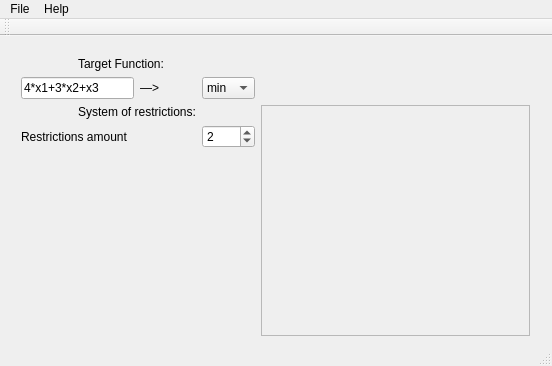
Qt form mainwindow.ui (aleax/simplex) before a commit.
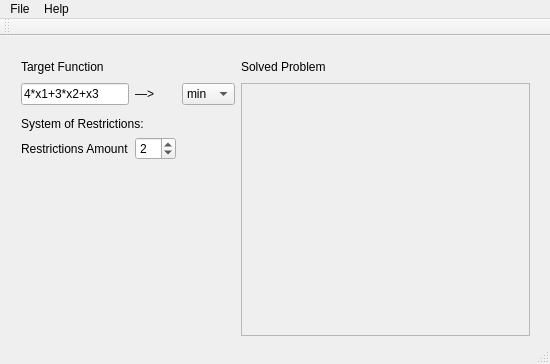
The same form after that commit.

Patch:
```diff
--- a/mainwindow.ui
+++ b/mainwindow.ui
@@ -6,8 +6,8 @@
    <rect>
     <x>0</x>
     <y>0</y>
-    <width>552</width>
-    <height>366</height>
+    <width>550</width>
+    <height>364</height>
    </rect>
   </property>
   <property name="windowTitle">
@@ -24,13 +24,6 @@
      </rect>
     </property>
     <layout class="QGridLayout" name="gridLayout">
-     <item row="1" column="0" colspan="2">
-      <widget class="QLineEdit" name="inputTargetFunction">
-       <property name="text">
-        <string>4*x1+3*x2+x3</string>
-       </property>
-      </widget>
-     </item>
      <item row="1" column="2">
       <widget class="QLabel" name="label_2">
        <property name="text">
@@ -38,19 +31,6 @@
        </property>
       </widget>
      </item>
-     <item row="1" column="4">
-      <spacer name="horizontalSpacer">
-       <property name="orientation">
-        <enum>Qt::Horizontal</enum>
-       </property>
-       <property name="sizeHint" stdset="0">
-        <size>
-         <width>40</width>
-         <height>20</height>
-        </size>
-       </property>
-      </spacer>
-     </item>
      <item row="1" column="3">
       <widget class="QComboBox" name="inputTaskType">
        <item>
@@ -65,14 +45,14 @@
        </item>
       </widget>
      </item>
-     <item row="2" column="1" colspan="2">
+     <item row="3" column="0" colspan="4">
       <widget class="QLabel" name="label_3">
        <property name="text">
-        <string>System of restrictions:</string>
+        <string>System of Restrictions:</string>
        </property>
       </widget>
      </item>
-     <item row="4" column="1">
+     <item row="5" column="1">
       <spacer name="verticalSpacer">
        <property name="orientation">
         <enum>Qt::Vertical</enum>
@@ -85,29 +65,36 @@
        </property>
       </spacer>
      </item>
-     <item row="3" column="0" colspan="3">
+     <item row="4" column="0" colspan="2">
       <widget class="QLabel" name="label_4">
        <property name="text">
-        <string>Restrictions amount</string>
+        <string>Restrictions Amount</string>
        </property>
       </widget>
      </item>
-     <item row="3" column="3">
+     <item row="4" column="2">
       <widget class="QSpinBox" name="inputRestrictionsAmount">
        <property name="value">
         <number>2</number>
        </property>
       </widget>
      </item>
-     <item row="0" column="1" colspan="2">
+     <item row="1" column="0" colspan="2">
+      <widget class="QLineEdit" name="inputTargetFunction">
+       <property name="text">
+        <string>4*x1+3*x2+x3</string>
+       </property>
+      </widget>
+     </item>
+     <item row="0" column="0" colspan="4">
       <widget class="QLabel" name="label">
        <property name="text">
-        <string>Target Function:</string>
+        <string>Target Function</string>
        </property>
       </widget>
      </item>
-     <item row="2" column="4" rowspan="3">
-      <widget class="QFrame" name="frame">
+     <item row="1" column="4" rowspan="5" colspan="2">
+      <widget class="QFrame" name="Problem">
        <property name="frameShape">
         <enum>QFrame::StyledPanel</enum>
        </property>
@@ -116,6 +103,26 @@
        </property>
       </widget>
      </item>
+     <item row="0" column="4">
+      <widget class="QLabel" name="label_5">
+       <property name="text">
+        <string>Solved Problem</string>
+       </property>
+      </widget>
+     </item>
+     <item row="0" column="5">
+      <spacer name="horizontalSpacer">
+       <property name="orientation">
+        <enum>Qt::Horizontal</enum>
+       </property>
+       <property name="sizeHint" stdset="0">
+        <size>
+         <width>40</width>
+         <height>20</height>
+        </size>
+       </property>
+      </spacer>
+     </item>
     </layout>
    </widget>
   </widget>
@@ -124,11 +131,11 @@
     <rect>
      <x>0</x>
      <y>0</y>
-     <width>552</width>
+     <width>550</width>
      <height>23</height>
     </rect>
    </property>
-   <widget class="QMenu" name="menuHello_World">
+   <widget class="QMenu" name="menuFile">
     <property name="title">
      <string>File</string>
     </property>
@@ -141,7 +148,7 @@
     <addaction name="actionAbout"/>
     <addaction name="actionAbout_Qt"/>
    </widget>
-   <addaction name="menuHello_World"/>
+   <addaction name="menuFile"/>
    <addaction name="menuHelp"/>
   </widget>
   <widget class="QToolBar" name="mainToolBar">
```
Left out of the diff: 17 changed lines with no effect on the pictures.
